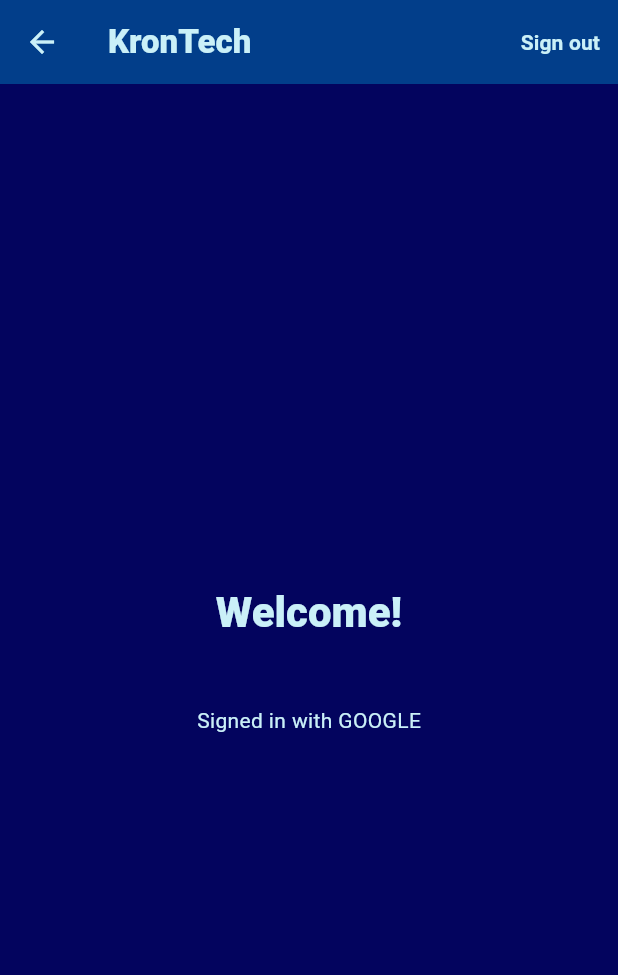
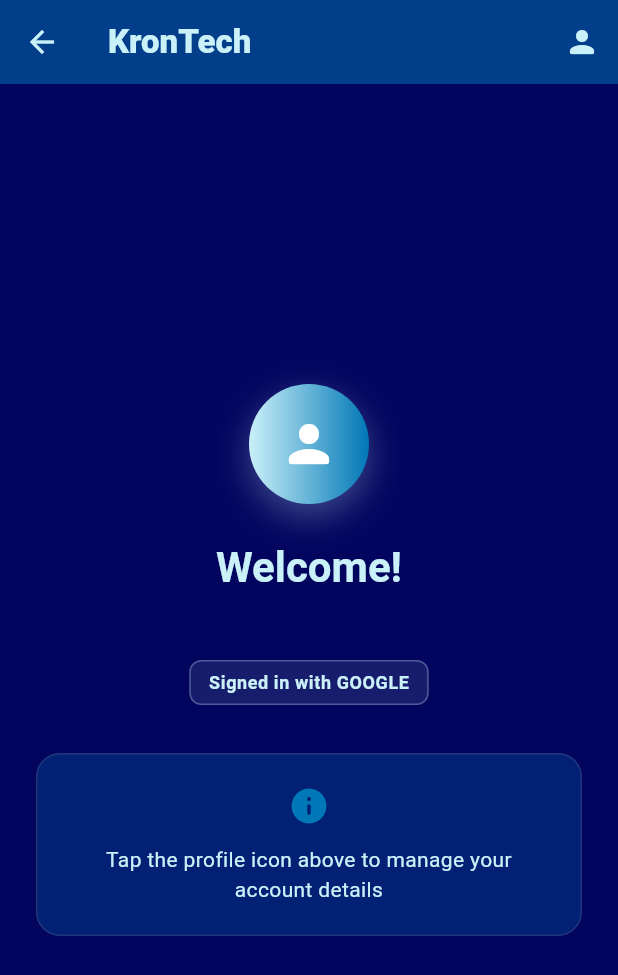
Before and after one commit to MarioLeonard/KronTech, a Flutter app: the HomeScreen screen opened directly with empty values, on a phone screen of 412 x 824 dp. Shown: the top 975 px of the screen. Run offline on Flutter 3.47's test engine with Material 3 defaults, Android fonts, the phone set to English and light mode, and no system bars; our stand-ins replace firebase_auth, firebase_core, flutter_svg; accounts and stored records are empty; statements that could not run were skipped.

Commit message:
feat: Complete ProfileScreen implementation with navigation and error handling
- Add ProfileScreen and ProfileProvider for user profile management
- Implement graceful backend sync failure handling in OAuthAuthService
- Update HomeScreen with profile icon navigation
- Update Firebase and cloud_firestore dependencies to compatible versions

```diff
--- a/frontend/lib/screens/home_screen.dart
+++ b/frontend/lib/screens/home_screen.dart
@@ -1,7 +1,9 @@
 import 'package:flutter/material.dart';
 import 'package:frontend/models/auth_user.dart';
-import 'package:frontend/providers/auth_provider.dart';
+import 'package:frontend/providers/profile_provider.dart';
 import 'package:provider/provider.dart';
+
+import 'profile_screen.dart';
 
 class HomeScreen extends StatelessWidget {
   const HomeScreen({required this.user, super.key});
@@ -16,11 +18,24 @@
       appBar: AppBar(
         title: const Text('KronTech'),
         actions: [
-          TextButton(
+          IconButton(
+            icon: const Icon(Icons.person_rounded),
             onPressed: () {
-              context.read<AuthProvider>().signOut();
+              Navigator.of(context).push(
+                MaterialPageRoute(
+                  builder: (context) => ChangeNotifierProvider(
+                    create: (_) => ProfileProvider(
+                      firstName: user.displayName?.split(' ').first ?? '',
+                      lastName:
+                          user.displayName?.split(' ').skip(1).join(' ') ?? '',
+                      email: user.email ?? '',
+                    ),
+                    child: const ProfileScreen(),
+                  ),
+                ),
+              );
             },
-            child: const Text('Sign out'),
+            tooltip: 'Profile',
           ),
         ],
       ),
@@ -31,17 +46,93 @@
             mainAxisAlignment: MainAxisAlignment.center,
             crossAxisAlignment: CrossAxisAlignment.center,
             children: [
-              Text('Welcome!', style: theme.textTheme.headlineMedium),
+              Container(
+                width: 80,
+                height: 80,
+                decoration: BoxDecoration(
+                  shape: BoxShape.circle,
+                  gradient: LinearGradient(
+                    colors: [
+                      theme.colorScheme.primary,
+                      theme.colorScheme.secondary,
+                    ],
+                  ),
+                  boxShadow: [
+                    BoxShadow(
+                      color: theme.colorScheme.primary.withValues(alpha: 0.3),
+                      blurRadius: 20,
+                      offset: const Offset(0, 8),
+                    ),
+                  ],
+                ),
+                child: Icon(
+                  Icons.person_rounded,
+                  size: 40,
+                  color: Colors.white,
+                ),
+              ),
+              const SizedBox(height: 24),
+              Text(
+                'Welcome!',
+                style: theme.textTheme.headlineMedium?.copyWith(
+                  fontWeight: FontWeight.w700,
+                ),
+              ),
               const SizedBox(height: 12),
               Text(
                 user.displayName ?? user.email ?? 'Authenticated user',
                 textAlign: TextAlign.center,
-                style: theme.textTheme.titleMedium,
+                style: theme.textTheme.titleMedium?.copyWith(
+                  color: theme.colorScheme.secondary,
+                  fontWeight: FontWeight.w600,
+                ),
               ),
               const SizedBox(height: 8),
-              Text(
-                'Signed in with ${user.provider.name.toUpperCase()}',
-                style: theme.textTheme.bodyMedium,
+              Container(
+                padding: const EdgeInsets.symmetric(
+                  horizontal: 12,
+                  vertical: 6,
+                ),
+                decoration: BoxDecoration(
+                  color: theme.colorScheme.primary.withValues(alpha: 0.1),
+                  borderRadius: BorderRadius.circular(8),
+                  border: Border.all(
+                    color: theme.colorScheme.primary.withValues(alpha: 0.3),
+                  ),
+                ),
+                child: Text(
+                  'Signed in with ${user.provider.name.toUpperCase()}',
+                  style: theme.textTheme.bodySmall?.copyWith(
+                    fontWeight: FontWeight.w600,
+                    color: theme.colorScheme.primary,
+                  ),
+                ),
+              ),
+              const SizedBox(height: 32),
+              Container(
+                padding: const EdgeInsets.all(20),
+                decoration: BoxDecoration(
+                  color: theme.colorScheme.surface.withValues(alpha: 0.5),
+                  borderRadius: BorderRadius.circular(16),
+                  border: Border.all(
+                    color: theme.colorScheme.outline.withValues(alpha: 0.2),
+                  ),
+                ),
+                child: Column(
+                  children: [
+                    Icon(
+                      Icons.info_rounded,
+                      color: theme.colorScheme.secondary,
+                      size: 28,
+                    ),
+                    const SizedBox(height: 12),
+                    Text(
+                      'Tap the profile icon above to manage your account details',
+                      textAlign: TextAlign.center,
+                      style: theme.textTheme.bodyMedium,
+                    ),
+                  ],
+                ),
               ),
             ],
           ),
```
Also changed, not shown: frontend/lib/services/oauth_auth_service.dart (+23 -4 lines), frontend/pubspec.yaml (+5 -2 lines), frontend/pubspec.lock.
